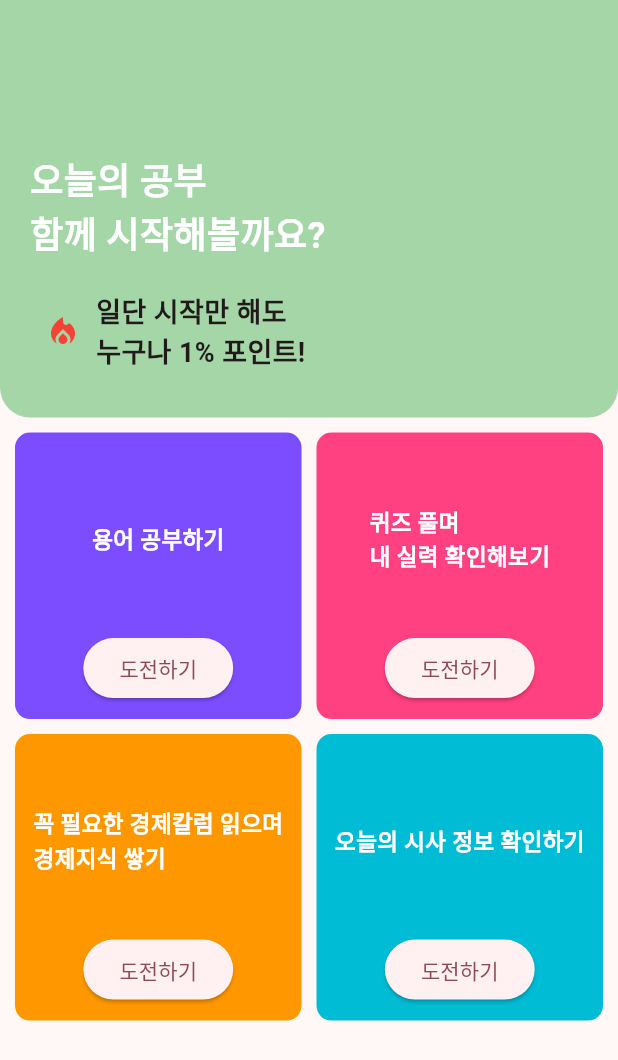
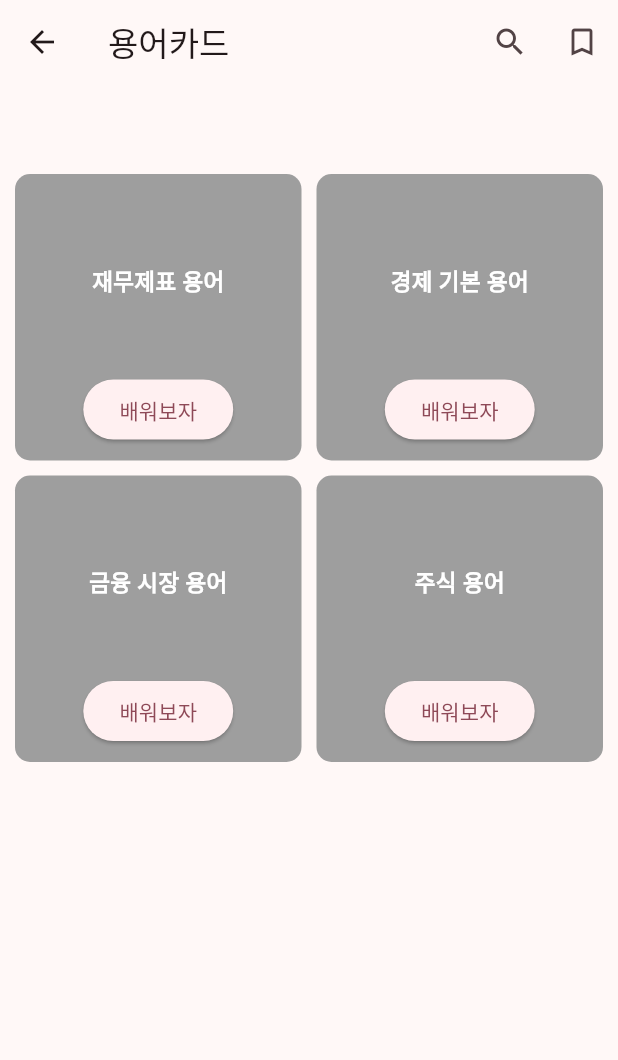
Before and after one commit to E2I-MOTU/MOTU, a Flutter app: the LearningContentscreen screen opened directly, after a tap on "도전하기", on a phone screen of 412 x 824 dp. Shown: the top 1060 px of the screen. Run offline on Flutter 3.47's test engine with Material 3 defaults, Android fonts, the light colour scheme and no system bars; our stand-ins replace carousel_slider, cloud_firestore, csv, firebase_auth, firebase_core, firebase_storage and 1 more; accounts and stored records are empty; network calls fail.

Commit message:
[Feat] 용어카드 와이어프레임 구현중

```diff
--- a/lib/view/learning/learning_contents.dart
+++ b/lib/view/learning/learning_contents.dart
@@ -1,5 +1,6 @@
 import 'package:flutter/material.dart';
 import 'package:motu/view/quiz/quiz.dart';
+import 'package:motu/view/word/word_main.dart';
 
 class LearningContentscreen extends StatelessWidget {
   @override
@@ -61,7 +62,7 @@ class LearningContentscreen extends StatelessWidget {
               crossAxisSpacing: 10,
               mainAxisSpacing: 10,
               children: [
-                _buildCard(context, '용어 공부하기', Colors.deepPurpleAccent, null),
+                _buildCard(context, '용어 공부하기', Colors.deepPurpleAccent, WordsLearning()),
                 _buildCard(context, '퀴즈 풀며\n내 실력 확인해보기', Colors.pinkAccent, QuizSelectionScreen()),
                 _buildCard(context, '꼭 필요한 경제칼럼 읽으며\n경제지식 쌓기', Colors.orange, null),
                 _buildCard(context, '오늘의 시사 정보 확인하기', Colors.cyan, null),
--- /dev/null
+++ b/lib/view/word/word_main.dart
@@ -0,0 +1,97 @@
+import 'package:flutter/material.dart';
+import 'package:motu/view/word/card.dart';
+
+class WordsLearning extends StatelessWidget {
+  @override
+  Widget build(BuildContext context) {
+    final double screenHeight = MediaQuery.of(context).size.height;
+
+    return Scaffold(
+      appBar: AppBar(
+        title: const Text('용어카드'),
+        automaticallyImplyLeading: true,
+        actions: [
+          IconButton(
+            icon: const Icon(Icons.search),
+            onPressed: () {},
+          ),
+          IconButton(
+            icon: const Icon(Icons.bookmark_border_outlined),
+            onPressed: () {},
+          ),
+        ],
+      ),
+      body: Column(
+        children: [
+          Container(
+            padding: const EdgeInsets.all(20),
+            child: Column(
+              crossAxisAlignment: CrossAxisAlignment.start,
+              children: [
+                const SizedBox(height: 10),
+              ],
+            ),
+          ),
+          Expanded(
+            child: GridView.count(
+              crossAxisCount: 2,
+              padding: const EdgeInsets.all(10),
+              crossAxisSpacing: 10,
+              mainAxisSpacing: 10,
+              children: [
+                _buildCard(context, '재무제표 용어', Colors.grey, WordsCard(title: '재무제표 용어')),
+                _buildCard(context, '경제 기본 용어', Colors.grey, null),
+                _buildCard(context, '금융 시장 용어', Colors.grey, null),
+                _buildCard(context, '주식 용어', Colors.grey, null),
+              ],
+            ),
+          ),
+        ],
+      ),
+    );
+  }
+
+  Widget _buildCard(BuildContext context, String text, Color color, Widget? nextScreen) {
+    return Container(
+      padding: const EdgeInsets.all(10),
+      decoration: BoxDecoration(
+        color: color,
+        borderRadius: BorderRadius.circular(10),
+      ),
+      child: Column(
+        mainAxisAlignment: MainAxisAlignment.spaceBetween,
+        children: [
+          Expanded(
+            child: Center(
+              child: Text(
+                text,
+                style: const TextStyle(
+                  fontSize: 15,
+                  color: Colors.white,
+                  fontWeight: FontWeight.bold,
+                ),
+                textAlign: TextAlign.left,
+              ),
+            ),
+          ),
+          ElevatedButton(
+            onPressed: () {
+              if (nextScreen != null) {
+                Navigator.push(
+                  context,
+                  MaterialPageRoute(builder: (context) => nextScreen),
+                );
+              }
+            },
+            child: const Text('배워보자'),
+            style: ElevatedButton.styleFrom(
+              shape: RoundedRectangleBorder(
+                borderRadius: BorderRadius.circular(20),
+              ),
+            ),
+          ),
+        ],
+      ),
+    );
+  }
+}
--- a/pubspec.yaml
+++ b/pubspec.yaml
@@ -43,6 +43,7 @@ dependencies:
   csv: ^5.1.1
   firebase_auth: ^4.20.0
   email_validator: ^3.0.0
+  carousel_slider: ^4.0.0
 
 dev_dependencies:
   flutter_test:
```
Also changed, not shown: lib/view/word/card.dart (added, +121 -0 lines), pubspec.lock.
